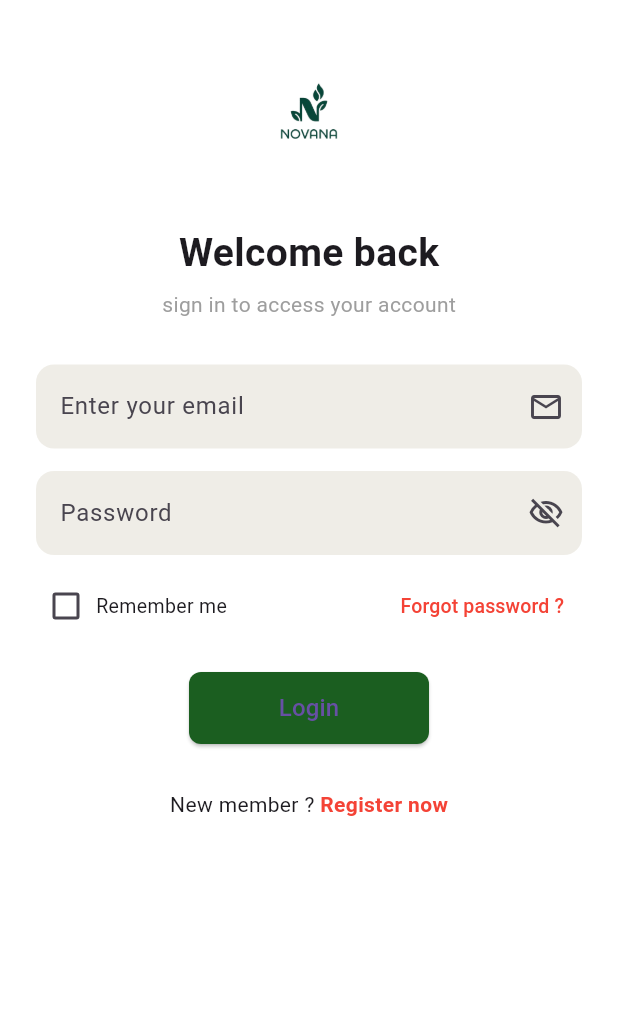
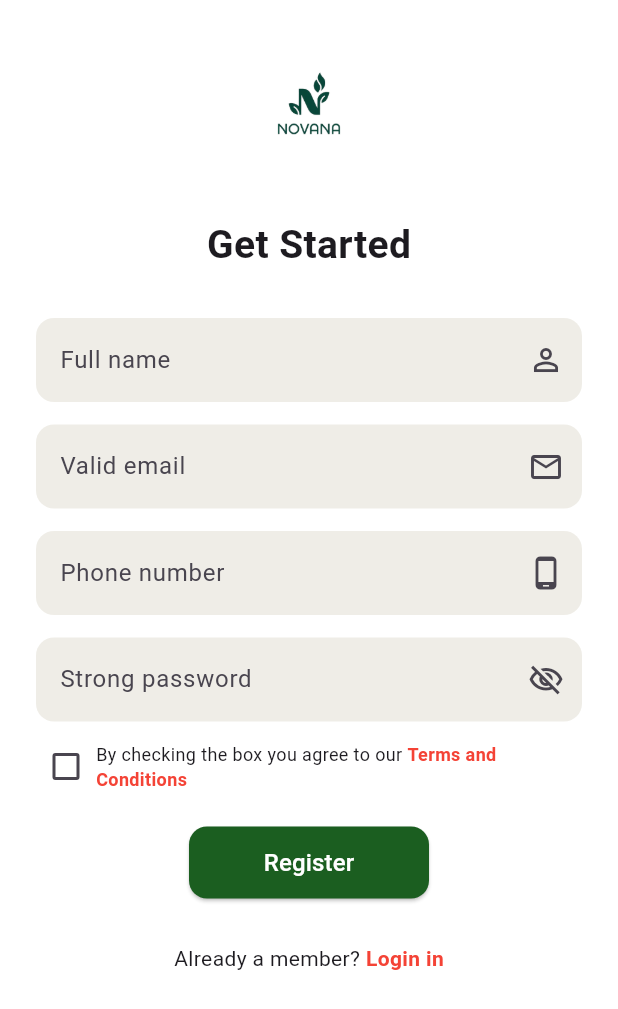
Before and after one commit to Aagya22/MentallWellness, a Flutter app: the screen it shows after launch, on a phone screen of 412 x 824 dp. Shown: the top 1009 px of the screen. Run offline on Flutter 3.47's test engine with Material 3 defaults, Android fonts, the phone set to English and light mode, and no system bars.

Commit message:
Register Page

```diff
--- a/lib/app.dart
+++ b/lib/app.dart
@@ -1,6 +1,7 @@
 import 'package:flutter/material.dart';
 import 'package:mentalwellness/screens/Landing_screen.dart';
 import 'package:mentalwellness/screens/Login_screen.dart';
+import 'package:mentalwellness/screens/Register_screen.dart';
 import 'package:mentalwellness/screens/Splash_screen.dart';
 
 class App extends StatelessWidget {
@@ -9,11 +10,12 @@ class App extends StatelessWidget {
   @override
   Widget build(BuildContext context) {
     return MaterialApp(
-      initialRoute: '/LoginScreen',
+      initialRoute: '/RegisterScreen',
       routes:{
         '/SplashScreen': (context) => const SplashScreen(),
         '/LandingScreen':(context)=> const LandingScreen(),
-        '/LoginScreen':(context)=>const LoginScreen()
+        '/LoginScreen':(context)=>const LoginScreen(),
+        '/RegisterScreen':(context)=>const RegisterScreen(),
 
 
       }
--- a/lib/screens/Register_screen.dart
+++ b/lib/screens/Register_screen.dart
@@ -0,0 +1,182 @@
+import 'package:flutter/material.dart';
+
+class RegisterScreen extends StatelessWidget {
+  const RegisterScreen({super.key});
+
+  @override
+  Widget build(BuildContext context) {
+    return Scaffold(
+      backgroundColor: Colors.white,
+      body: SafeArea(
+        child: SingleChildScrollView(
+          padding: const EdgeInsets.symmetric(horizontal: 24),
+          child: Column(
+            crossAxisAlignment: CrossAxisAlignment.center,
+            children: [
+              const SizedBox(height: 20),
+
+
+              Center(
+                child: Image.asset(
+                  "assets/images/novacane.png",
+                  height: 100,
+                ),
+              ),
+
+              const SizedBox(height: 25),
+
+
+              const Text(
+                "Get Started",
+                style: TextStyle(
+                  fontSize: 26,
+                  fontWeight: FontWeight.bold,
+                ),
+              ),
+
+
+              const SizedBox(height: 30),
+
+
+              TextFormField(
+                decoration: InputDecoration(
+                  hintText: "Full name",
+                  filled: true,
+                  fillColor: const Color(0xffEFEDE7),
+                  suffixIcon: const Icon(Icons.person_outline),
+                  border: OutlineInputBorder(
+                    borderRadius: BorderRadius.circular(12),
+                    borderSide: BorderSide.none,
+                  ),
+                ),
+              ),
+
+              const SizedBox(height: 15),
+
+
+              TextFormField(
+                decoration: InputDecoration(
+                  hintText: "Valid email",
+                  filled: true,
+                  fillColor: const Color(0xffEFEDE7),
+                  suffixIcon: const Icon(Icons.email_outlined),
+                  border: OutlineInputBorder(
+                    borderRadius: BorderRadius.circular(12),
+                    borderSide: BorderSide.none,
+                  ),
+                ),
+              ),
+
+              const SizedBox(height: 15),
+
+
+              TextFormField(
+                decoration: InputDecoration(
+                  hintText: "Phone number",
+                  filled: true,
+                  fillColor: const Color(0xffEFEDE7),
+                  suffixIcon: const Icon(Icons.phone_android_outlined),
+                  border: OutlineInputBorder(
+                    borderRadius: BorderRadius.circular(12),
+                    borderSide: BorderSide.none,
+                  ),
+                ),
+              ),
+
+              const SizedBox(height: 15),
+
+
+              TextFormField(
+                obscureText: true,
+                decoration: InputDecoration(
+                  hintText: "Strong password",
+                  filled: true,
+                  fillColor: const Color(0xffEFEDE7),
+                  suffixIcon: const Icon(Icons.visibility_off_outlined),
+                  border: OutlineInputBorder(
+                    borderRadius: BorderRadius.circular(12),
+                    borderSide: BorderSide.none,
+                  ),
+                ),
+              ),
+
+              const SizedBox(height: 10),
+
+
+              Row(
+                children: [
+                  Checkbox(
+                    value: false,
+                    onChanged: (v) {},
+                    visualDensity: VisualDensity.compact,
+                  ),
+                  const Expanded(
+                    child: Text.rich(
+                      TextSpan(
+                        text: "By checking the box you agree to our ",
+                        style: TextStyle(fontSize: 12),
+                        children: [
+                          TextSpan(
+                            text: "Terms and Conditions",
+                            style: TextStyle(
+                              color: Colors.red,
+                              fontSize: 12,
+                              fontWeight: FontWeight.bold,
+                            ),
+                          ),
+                        ],
+                      ),
+                    ),
+                  ),
+                ],
+              ),
+
+              const SizedBox(height: 20),
+
+
+              SizedBox(
+                width: 160,
+                height: 48,
+                child: ElevatedButton(
+                  style: ElevatedButton.styleFrom(
+                    backgroundColor: Colors.green.shade900,
+                    foregroundColor: Colors.white,
+                    shape: RoundedRectangleBorder(
+                      borderRadius: BorderRadius.circular(12),
+                    ),
+                  ),
+                  onPressed: () {},
+                  child: const Text(
+                    "Register",
+                    style: TextStyle(fontSize: 16),
+                  ),
+                ),
+              ),
+
+              const SizedBox(height: 30),
+
+              Row(
+                mainAxisAlignment: MainAxisAlignment.center,
+                children: [
+                  const Text("Already a member? "),
+                  GestureDetector(
+                    onTap: () {},
+                    child: const Text(
+                      "Login in",
+                      style: TextStyle(
+                        color: Colors.red,
+                        fontWeight: FontWeight.bold,
+                      ),
+                    ),
+                  ),
+                ],
+              ),
+
+              const SizedBox(height: 40),
+            ],
+          ),
+        ),
+      ),
+    );
+  }
+}
```
